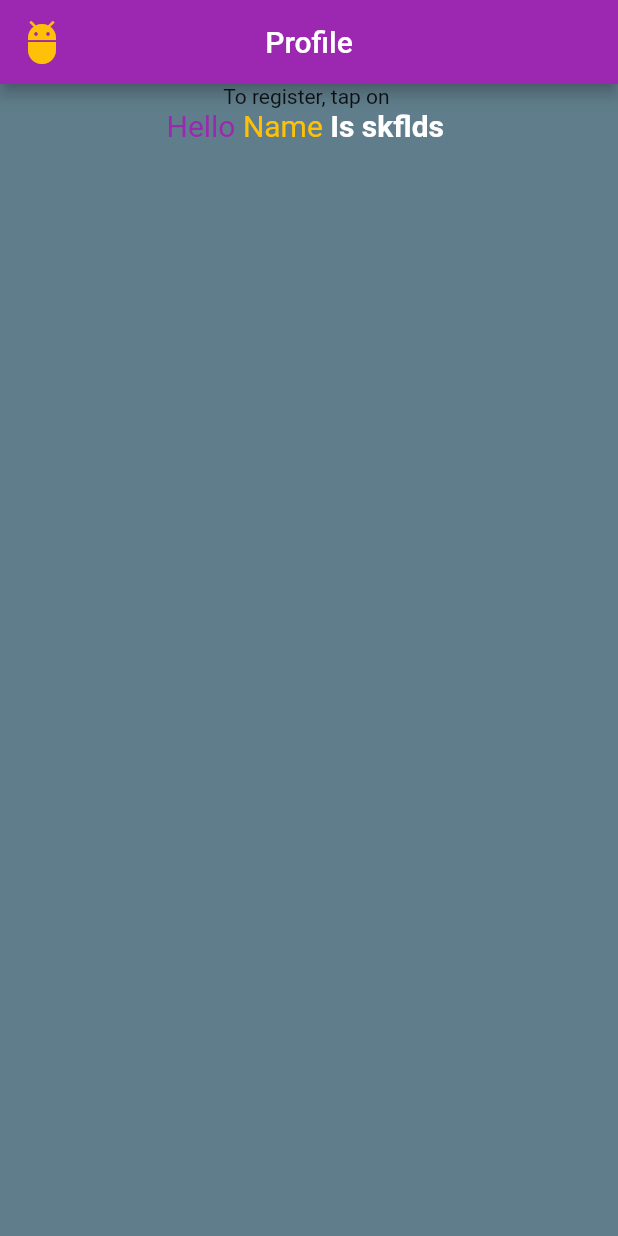
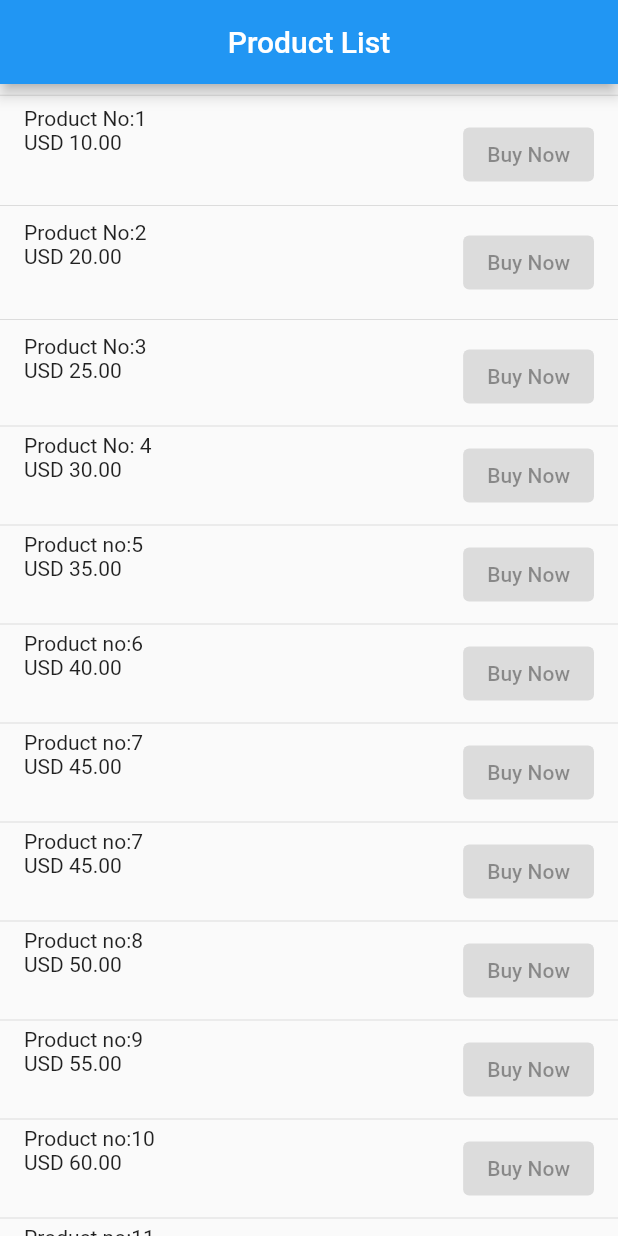
Before and after one commit to shahad7464/app_devolpment, a Flutter app: the screen it shows after launch, on a phone screen of 412 x 824 dp. Run offline on Flutter 3.47's test engine with Material 2 defaults, Android fonts, the phone set to English and light mode, and no system bars.

Commit message:
not complete yet

```diff
--- a/lib/main.dart
+++ b/lib/main.dart
@@ -1,66 +1,197 @@
 import 'package:flutter/material.dart';
 
-void main() {
-  // give me some widget
-  runApp(MyApp());
+main() {
+  runApp(
+    const MyApp(),
+  );
 }
 
-// Hot reload => ctl + s
-// Hot restart => ctl + shift + \
+class MyApp extends StatelessWidget {
+  const MyApp({Key? key}) : super(key: key);
 
-class MyApp extends StatelessWidget {
   @override
   Widget build(BuildContext context) {
-    return MaterialApp(
-      debugShowCheckedModeBanner: true,
-      home: HomeScreen(),
-      title: 'Profile',
+    return const MaterialApp(
+      home: ProductList(),
     );
   }
 }
 
-class HomeScreen extends StatelessWidget {
+class ProductList extends StatefulWidget {
+  const ProductList({Key? key}) : super(key: key);
+
+  @override
+  State<ProductList> createState() => _CounterScreenState();
+}
+
+class _CounterScreenState extends State<ProductList> {
+  int counter = 0;
+  void incrementCounter() {}
+
   @override
   Widget build(BuildContext context) {
     return Scaffold(
-      backgroundColor: Colors.blueGrey,
       appBar: AppBar(
-        backgroundColor: Colors.purple,
+        title: const Text('Product List'),
         centerTitle: true,
-        title: Text('Profile'),
-        leading: Icon(
-          Icons.adb_rounded,
-          color: Colors.amber,
-          size: 32,
-        ),
       ),
-      body: Column(
+      body: ListView(
         children: [
-          Row(
-            mainAxisAlignment: MainAxisAlignment.center,
-            crossAxisAlignment: CrossAxisAlignment.end,
-            children: [
-              Text('To register, tap on '),
-            ],
-          ),
-          RichText(
-            text: TextSpan(
-              style: TextStyle(fontSize: 20, color: Colors.purple),
+          Divider(height: 15,),
+          ListTile(
+            leading: Column(
+              crossAxisAlignment: CrossAxisAlignment.start,
               children: [
-                TextSpan(
-                    text: 'Hello ', style: TextStyle(color: Colors.purple)),
-                TextSpan(text: 'Name ', style: TextStyle(color: Colors.amber)),
-                TextSpan(
-                    text: 'Is skflds ',
-                    style: TextStyle(
-                        fontSize: 20,
-                        color: Colors.white,
-                        fontWeight: FontWeight.w600)),
+                Text('Product No:1'),
+                Text('USD 10.00') ,
               ],
             ),
+            trailing: Column(
+              mainAxisAlignment: MainAxisAlignment.end,
+              children: [
+                ElevatedButton(onPressed: null, child: Text('Buy Now')),
+
+              ],
+            )
           ),
+          Divider(height: 20),
+          ListTile(
+            leading: Column(
+              crossAxisAlignment: CrossAxisAlignment.start,
+              children: [
+                Text('Product No:2'),
+                Text('USD 20.00'),
+              ],
+            ),
+            trailing:ElevatedButton(onPressed: null, child: Text('Buy Now')),
+          ),
+          Divider(height: 20),
+          ListTile(
+            leading: Column(
+              crossAxisAlignment: CrossAxisAlignment.start,
+              children: [
+                Text('Product No:3'),
+                Text('USD 25.00'),
+              ],
+            ),
+            trailing:ElevatedButton(onPressed: null, child: Text('Buy Now')),
+          ),
+          Divider(height: 10),
+          ListTile(
+            leading: Column(
+              crossAxisAlignment: CrossAxisAlignment.start,
+              children: [
+                Text('Product No: 4'),
+                Text('USD 30.00'),
+              ],
+            ),
+            trailing:ElevatedButton(onPressed: null, child: Text('Buy Now')),
+          ),
+          Divider(height: 10),
+          ListTile(
+            leading: Column(
+              crossAxisAlignment: CrossAxisAlignment.start,
+              children: [
+                Text('Product no:5'),
+                Text('USD 35.00'),
+              ],
+            ),
+            trailing:ElevatedButton(onPressed: null, child: Text('Buy Now')),
+          ),
+          Divider(height: 10),
+          ListTile(
+            leading: Column(
+              crossAxisAlignment: CrossAxisAlignment.start,
+              children: [
+                Text('Product no:6'),
+                Text('USD 40.00'),
+              ],
+            ),
+            trailing:ElevatedButton(onPressed: null, child: Text('Buy Now')),
+
+          ),
+          Divider(height: 10),
+          ListTile(
+            leading: Column(
+              crossAxisAlignment: CrossAxisAlignment.start,
+              children: [
+                Text('Product no:7'),
+                Text('USD 45.00'),
+              ],
+            ),
+            trailing:ElevatedButton(onPressed: null, child: Text('Buy Now')),
+          ),
+          Divider(height: 10),
+          ListTile(
+            leading: Column(
+              crossAxisAlignment: CrossAxisAlignment.start,
+              children: [
+                Text('Product no:7'),
+                Text('USD 45.00'),
+              ],
+            ),
+            trailing:ElevatedButton(onPressed: null, child: Text('Buy Now')),
+          ),
+          Divider(height: 10),
+          ListTile(
+            leading: Column(
+              crossAxisAlignment: CrossAxisAlignment.start,
+              children: [
+                Text('Product no:8'),
+                Text('USD 50.00'),
+              ],
+            ),
+            trailing:ElevatedButton(onPressed: null, child: Text('Buy Now')),
+          ),
+          Divider(height: 10,),
+          ListTile(
+            leading: Column(
+              crossAxisAlignment: CrossAxisAlignment.start,
+              children: [
+                Text('Product no:9'),
+                Text('USD 55.00'),
+              ],
+            ),
+            trailing:ElevatedButton(onPressed: null, child: Text('Buy Now')),
+          ),
+          Divider(height: 10,),
+          ListTile(
+            leading: Column(
+              crossAxisAlignment: CrossAxisAlignment.start,
+              children: [
+                Text('Product no:10'),
+                Text('USD 60.00'),
+              ],
+            ),
+            trailing:ElevatedButton(onPressed: null, child: Text('Buy Now')),
+          ),
+          Divider(height: 10,),
+          ListTile(
+            leading: Column(
+              crossAxisAlignment: CrossAxisAlignment.start,
+              children: [
+                Text('Product no:11'),
+                Text('USD 65.00'),
+              ],
+            ),
+            trailing:ElevatedButton(onPressed: null, child: Text('Buy Now')),
+          ),
+          Divider(height: 10,),
+          ListTile(
+            leading: Column(
+              crossAxisAlignment: CrossAxisAlignment.start,
+              children: [
+                Text('Product no:12'),
+                Text('USD 70.00'),
+              ],
+            ),
+            trailing:ElevatedButton(onPressed: null, child: Text('Buy Now')),
+          )
+
         ],
       ),
-    );
+
+     );
+
   }
 }
```
